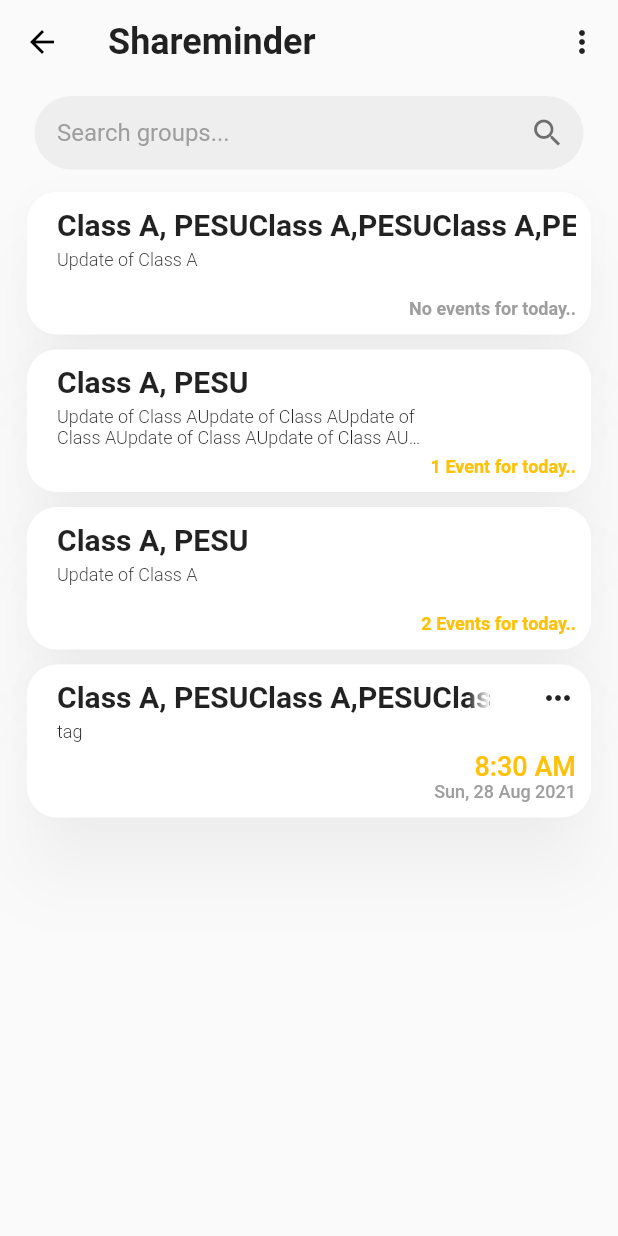
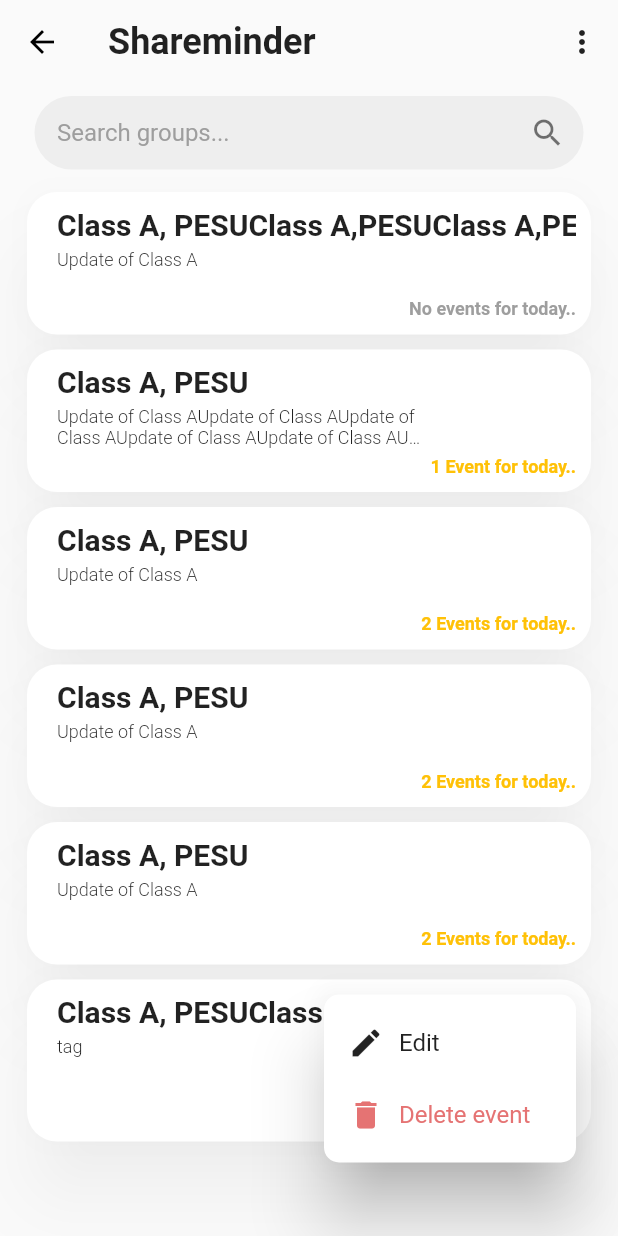
Before and after one commit to sathviksaya/override, a Flutter app: the Home screen opened directly, after a tap on the "keyboard control" icon, on a phone screen of 412 x 824 dp. Run offline on Flutter 3.47's test engine with Material 2 defaults, Android fonts, the phone set to English and light mode, and no system bars; our stand-ins replace cloud_firestore, firebase_auth, firebase_core, flutter_spinkit, google_fonts, google_sign_in and 3 more; accounts and stored records are empty.

Commit message:
Fixed dropdown list for event card

```diff
--- a/lib/screens/home_screen/display_groups.dart
+++ b/lib/screens/home_screen/display_groups.dart
@@ -38,10 +38,12 @@
 
 Widget showGroups() => Expanded(
       child: SingleChildScrollView(
+        physics: BouncingScrollPhysics(),
         child: Column(
           children: [
             GroupCard(
-              name: "Class A, PESUClass A,PESUClass A,PESUClass A,PESUClass A,PESUClass A,PESUClass A, PESU",
+              name:
+                  "Class A, PESUClass A,PESUClass A,PESUClass A,PESUClass A,PESUClass A,PESUClass A, PESU",
               description: "Update of Class A",
               eventsNumber: 0,
             ),
@@ -56,7 +58,21 @@
               description: "Update of Class A",
               eventsNumber: 2,
             ),
-            EventCard(name: "Class A, PESUClass A,PESUClass A,PESUClass A,PESUC", tag: "tag", dateTime: '')
+            GroupCard(
+              name: "Class A, PESU",
+              description: "Update of Class A",
+              eventsNumber: 2,
+            ),
+            GroupCard(
+              name: "Class A, PESU",
+              description: "Update of Class A",
+              eventsNumber: 2,
+            ),
+            EventCard(
+              name: "Class A, PESUClass A,PESUClass A,PESUClass A,PESUC",
+              tag: "tag",
+              dateTime: DateTime.now(),
+            )
           ],
         ),
       ),
--- a/lib/screens/home_screen/home.dart
+++ b/lib/screens/home_screen/home.dart
@@ -50,6 +50,7 @@
         FilterMenu(
           options: homeMenu,
           optionIcons: homeMenuIcons,
+          icon: Icons.more_vert,
           onSelect: (choice) {
             FocusScope.of(context).requestFocus(new FocusNode());
             switch (choice) {
--- a/lib/screens/widgets/dropdown_list.dart
+++ b/lib/screens/widgets/dropdown_list.dart
@@ -4,11 +4,13 @@
   final List<String> options;
   final Map<String, List> optionIcons;
   final Function(String choice) onSelect;
+  final IconData? icon;
   const FilterMenu({
     Key? key,
     required this.options,
     required this.optionIcons,
     required this.onSelect,
+    this.icon,
   }) : super(key: key);
 
   @override
@@ -19,7 +21,7 @@
       elevation: 20,
       tooltip: 'Options',
       icon: Icon(
-        Icons.more_vert,
+        icon,
         color: Colors.black87,
       ),
       shape: RoundedRectangleBorder(
--- a/lib/screens/widgets/event_card.dart
+++ b/lib/screens/widgets/event_card.dart
@@ -1,4 +1,3 @@
-import 'package:cloud_firestore/cloud_firestore.dart';
 import 'package:flutter/material.dart';
 import 'package:google_fonts/google_fonts.dart';
 import 'package:override/screens/widgets/dropdown_list.dart';
@@ -6,7 +5,7 @@
 class EventCard extends StatelessWidget {
   final String name;
   final String tag;
-  final String dateTime;
+  final DateTime dateTime;
   const EventCard({
     Key? key,
     required this.name,
@@ -69,11 +68,24 @@
                     ),
                   ],
                 ),
-                GestureDetector(
-                  child: Icon(Icons.more_horiz),
-                  onTap: () {
-                    print((DateTime.now()));
-                    eventOption(context);
+                FilterMenu(
+                  options: eventMenu,
+                  optionIcons: eventMenuIcons,
+                  icon: Icons.more_horiz,
+                  onSelect: (choice) {
+                    FocusScope.of(context).requestFocus(new FocusNode());
+                    switch (choice) {
+                      case 'Edit':
+                        print("edit");
+                        break;
+                      // case 'Add to Calendar':
+                      //   break;
+                      case 'Delete':
+                        print("delete");
+                        break;
+                      default:
+                        break;
+                    }
                   },
                 ),
               ],
```
